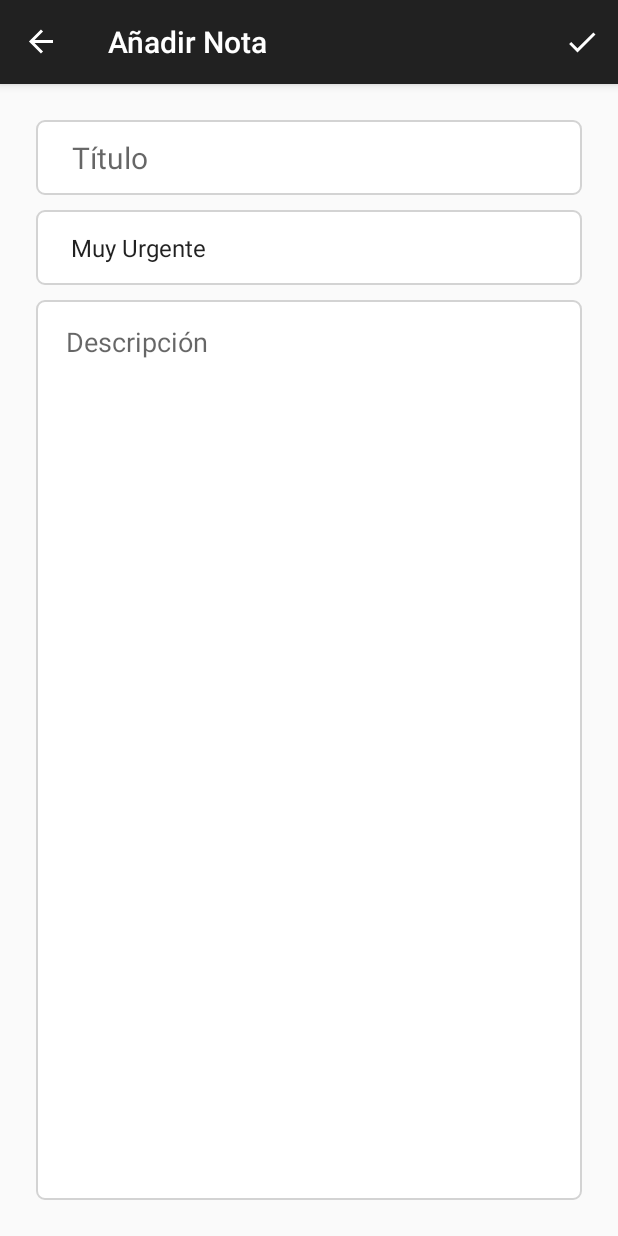
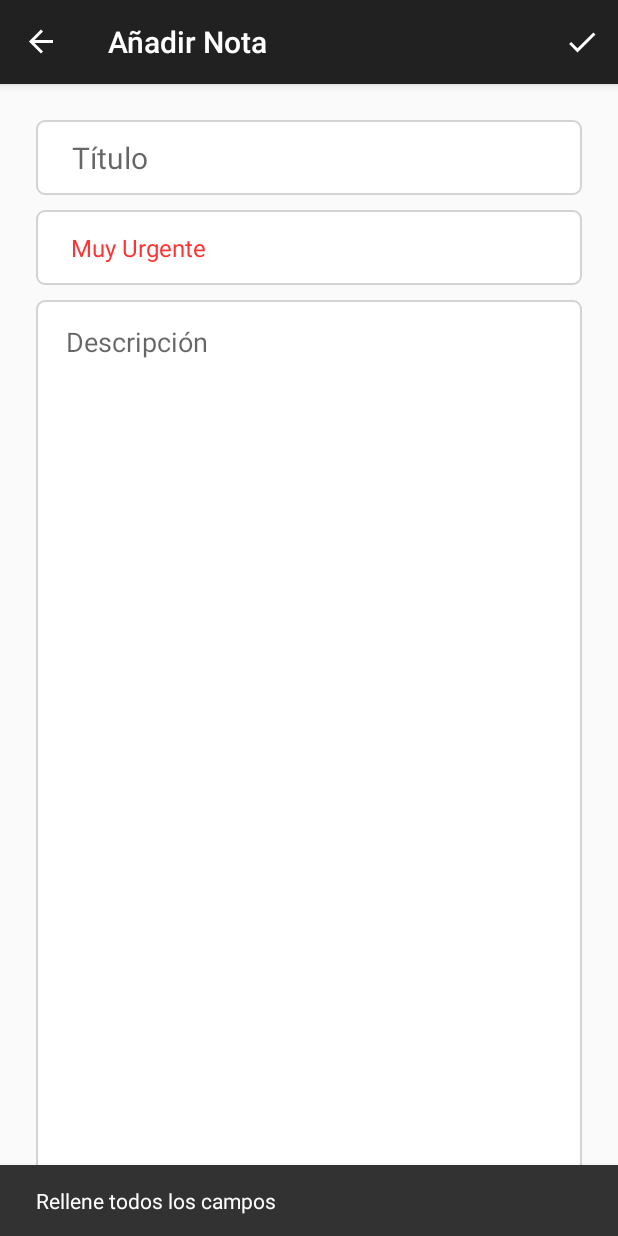
Before and after one commit to alvaropp99/TaskID, an Android app: the AddFragment screen opened through its navigation route, after a tap on "Confirmar", on a phone screen of 412 x 824 dp. Run offline under Robolectric (Android 15) with nearby library versions, the phone set to English and light mode, and no system bars; our stand-ins replace navigation-ui.

Commit message:
color de prioridades añadidos y cambio de toasts por snackbars

```diff
--- /dev/null
+++ b/app/src/main/java/com/example/taskid/data/viewmodel/SharedViewModel.kt
@@ -0,0 +1,38 @@
+package com.example.taskid.data.viewmodel
+
+import android.app.Application
+import android.view.View
+import android.widget.AdapterView
+import android.widget.TextView
+import androidx.core.content.ContextCompat
+import androidx.lifecycle.AndroidViewModel
+import com.example.taskid.R
+
+
+// Se crea la clase SharedViewModel para reutilizar aquellos métodos
+// los cuales su uso va a ser utilizado en varias clases
+class SharedViewModel (application: Application):AndroidViewModel(application) {
+
+    // Este listener va a establecer que los tipos de prioridades
+    // tengan un color en función de la prioridad que tenga
+    val listener:AdapterView.OnItemSelectedListener = object :
+    AdapterView.OnItemSelectedListener{
+
+        override fun onNothingSelected(p0: AdapterView<*>?) {}
+
+        override fun onItemSelected(
+                parent: AdapterView<*>?
+                , view: View?
+                , position: Int
+                , id: Long
+        ) {
+            when(position){
+                0 -> { (parent?.getChildAt(0)as TextView).setTextColor(ContextCompat.getColor(application, R.color.red))}
+                1 -> { (parent?.getChildAt(0)as TextView).setTextColor(ContextCompat.getColor(application, R.color.yellow))}
+                2 -> { (parent?.getChildAt(0)as TextView).setTextColor(ContextCompat.getColor(application, R.color.green))}
+            }
+        }
+    }
+
+
+}
--- a/app/src/main/java/com/example/taskid/fragments/add/AddFragment.kt
+++ b/app/src/main/java/com/example/taskid/fragments/add/AddFragment.kt
@@ -10,12 +10,15 @@ import androidx.navigation.fragment.findNavController
 import com.example.taskid.R
 import com.example.taskid.data.models.Priority
 import com.example.taskid.data.models.TaskData
+import com.example.taskid.data.viewmodel.SharedViewModel
 import com.example.taskid.data.viewmodel.TaskViewModel
 import com.example.taskid.databinding.FragmentAddBinding
+import com.google.android.material.snackbar.Snackbar
 
 class AddFragment : Fragment() {
 
     private val addTaskViewModel : TaskViewModel by viewModels()
+    private val mSharedViewModel : SharedViewModel by viewModels()
     private var _binding: FragmentAddBinding?=null
     private val binding get() = _binding!!
 
@@ -29,6 +32,11 @@ class AddFragment : Fragment() {
 
         //fijamos el menú list_fragment_menu
         setHasOptionsMenu(true)
+
+        // Llamamos al método que se encarga que las prioridades
+        // tengan su color en función de la urgencia
+        binding.spinnerPriority.onItemSelectedListener=mSharedViewModel.listener
+
 
         return binding.root
     }
@@ -59,10 +67,11 @@ class AddFragment : Fragment() {
                 addDescription
             )
             addTaskViewModel.insertData(newData)
-            Toast.makeText(requireContext(),"Nota añadida correctamente",Toast.LENGTH_SHORT).show()
+            var snackbar= activity?.let { Snackbar.make(it.findViewById(R.id.addFragment),"Nota añadida correctamente", Snackbar.LENGTH_SHORT).show()}
             findNavController().navigate(R.id.action_addFragment_to_listFragment)
         }else{
-            Toast.makeText(requireContext(),"Rellena todos los campos",Toast.LENGTH_SHORT).show()
+            var snackbar= activity?.let { Snackbar.make(it.findViewById(R.id.addFragment),"Rellene todos los campos", Snackbar.LENGTH_SHORT).show()}
+
         }
     }
 
--- a/app/src/main/res/layout/fragment_add.xml
+++ b/app/src/main/res/layout/fragment_add.xml
@@ -2,6 +2,7 @@
 <androidx.constraintlayout.widget.ConstraintLayout xmlns:android="http://schemas.android.com/apk/res/android"
     xmlns:app="http://schemas.android.com/apk/res-auto"
     xmlns:tools="http://schemas.android.com/tools"
+    android:id="@+id/addFragment"
     android:layout_width="match_parent"
     android:layout_height="match_parent"
     android:padding="24dp"
@@ -16,9 +17,9 @@
         android:ems="10"
         android:hint="@string/titulo"
         android:inputType="textPersonName"
-        android:textSize="20dp"
         android:paddingStart="24dp"
         android:paddingEnd="24dp"
+        android:textSize="20dp"
         app:layout_constraintEnd_toEndOf="parent"
         app:layout_constraintHorizontal_bias="0.5"
         app:layout_constraintStart_toStartOf="parent"
@@ -29,10 +30,10 @@
         android:layout_width="0dp"
         android:layout_height="50dp"
         android:layout_marginTop="10dp"
+        android:background="@drawable/custom_field"
+        android:entries="@array/prioridades"
         android:paddingStart="15dp"
         android:paddingEnd="15dp"
-        android:background="@drawable/custom_field"
-        android:entries="@array/prioridades"
         app:layout_constraintEnd_toEndOf="parent"
         app:layout_constraintHorizontal_bias="0.5"
         app:layout_constraintStart_toStartOf="parent"
@@ -47,10 +48,10 @@
         android:ems="10"
         android:gravity="start|left"
         android:hint="@string/descripcion"
+        android:inputType="textMultiLine"
+        android:paddingStart="20dp"
         android:paddingTop="15dp"
-        android:paddingStart="20dp"
         android:paddingEnd="20dp"
-        android:inputType="textMultiLine"
         app:layout_constraintBottom_toBottomOf="parent"
         app:layout_constraintEnd_toEndOf="parent"
         app:layout_constraintStart_toStartOf="parent"
--- a/app/src/main/res/values/colors.xml
+++ b/app/src/main/res/values/colors.xml
@@ -11,5 +11,8 @@
     <color name="secondaryTask">#60646C</color>
     <color name="principalTask">#74ACB4</color>
     <color name="gray">#D3D3D3</color>
+    <color name="red">#FF3333</color>
+    <color name="yellow">#FAC926</color>
+    <color name="green">#38EA6A</color>
 
 </resources>
```
